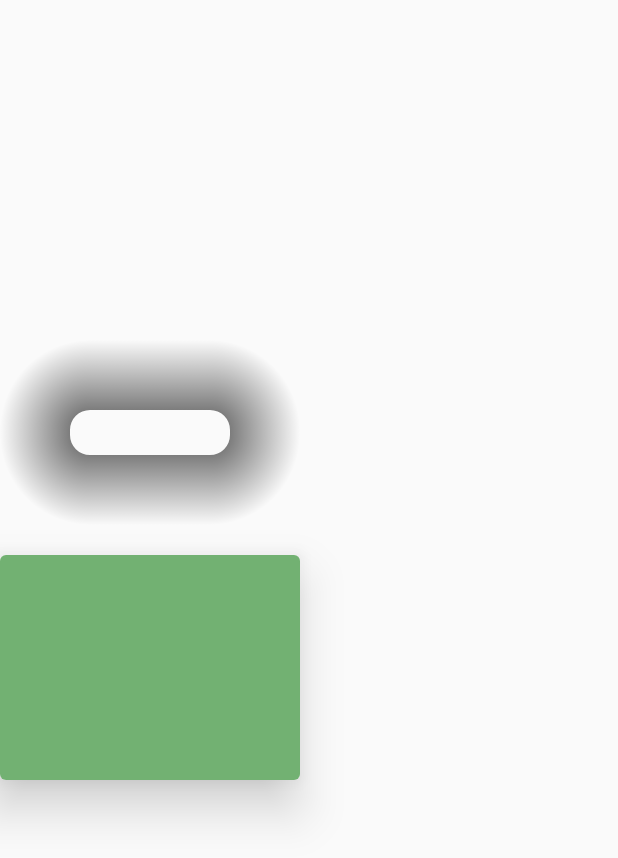
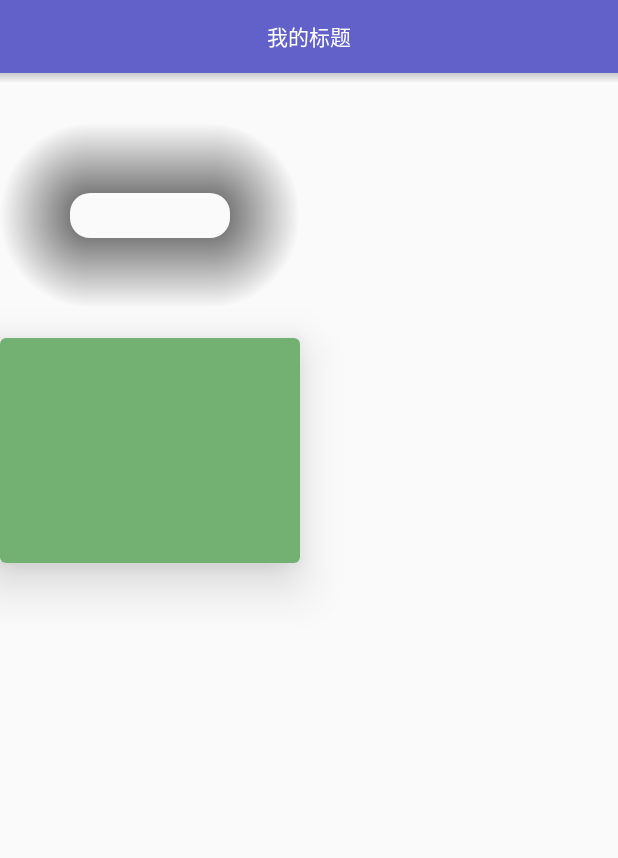
Before and after one commit to Hitomis/CrazyShadow, an Android app: the screen it shows after launch (MainActivity), on a phone screen of 412 x 824 dp. Shown: the top 858 px of the screen. Run offline under Robolectric (Android 15) with nearby library versions, the phone set to English and light mode, and no system bars.

```diff
--- a/app/src/main/java/com/hitomi/crazyshadow/MainActivity.java
+++ b/app/src/main/java/com/hitomi/crazyshadow/MainActivity.java
@@ -16,6 +16,15 @@ public class MainActivity extends AppCompatActivity {
 
         new CrazyShadow.Builder()
                 .setContext(this)
+                .setDirection(CrazyShadowDirection.BOTTOM)
+                .setShadowRadius(10)
+                .setBackground(Color.BLUE)
+                .setImpl(CrazyShadow.IMPL_WRAPPER)
+                .action(findViewById(R.id.relay_title));
+
+
+        new CrazyShadow.Builder()
+                .setContext(this)
                 .setDirection(CrazyShadowDirection.ALL)
                 .setShadowRadius(40)
                 .setCorner(20)
@@ -23,7 +32,5 @@ public class MainActivity extends AppCompatActivity {
                 .setImpl(CrazyShadow.IMPL_DRAWABLE)
                 .action(findViewById(R.id.frame_layout));
 
-
-//        findViewById(R.id.frame).setBackgroundDrawable(new RoundRectShadowDrawable(Color.TRANSPARENT, 6, 20, 20));
     }
 }
--- a/app/src/main/res/layout/activity_main.xml
+++ b/app/src/main/res/layout/activity_main.xml
@@ -7,17 +7,26 @@
     android:orientation="vertical"
     tools:context="com.hitomi.crazyshadow.MainActivity">
 
-    <FrameLayout
-        android:id="@+id/frame"
-        android:layout_width="200dp"
-        android:layout_height="200dp" />
+    <RelativeLayout
+        android:id="@+id/relay_title"
+        android:layout_width="match_parent"
+        android:layout_height="55dp"
+        android:background="#6161c9">
 
+        <TextView
+            android:layout_width="wrap_content"
+            android:layout_height="wrap_content"
+            android:layout_centerInParent="true"
+            android:text="我的标题"
+            android:textColor="@android:color/white" />
+
+    </RelativeLayout>
 
     <FrameLayout
         android:id="@+id/frame_layout"
         android:layout_width="200dp"
         android:layout_height="150dp"
-        android:background="#98a789"></FrameLayout>
+        android:background="#98a789" />
 
     <android.support.v7.widget.CardView
         android:layout_width="200dp"
--- a/cslibrary/src/main/java/com/hitomi/cslibrary/CrazyShadow.java
+++ b/cslibrary/src/main/java/com/hitomi/cslibrary/CrazyShadow.java
@@ -33,7 +33,7 @@ public class CrazyShadow {
 
     private ShadowHandler shadowHandler;
 
-    public CrazyShadow(Context context) {
+    private CrazyShadow(Context context) {
         this.context = context;
     }
 
--- a/cslibrary/src/main/java/com/hitomi/cslibrary/floatable/ShadowFloater.java
+++ b/cslibrary/src/main/java/com/hitomi/cslibrary/floatable/ShadowFloater.java
@@ -1,7 +1,9 @@
 package com.hitomi.cslibrary.floatable;
 
+import android.content.Context;
 import android.view.View;
 
+import com.hitomi.cslibrary.CrazyShadowAttr;
 import com.hitomi.cslibrary.ShadowHandler;
 
 /**
@@ -9,6 +11,15 @@ import com.hitomi.cslibrary.ShadowHandler;
  */
 public class ShadowFloater implements ShadowHandler {
 
+    private CrazyShadowAttr attr;
+
+    private Context context;
+
+    public ShadowFloater(Context context, CrazyShadowAttr attr) {
+        this.context = context;
+        this.attr = attr;
+    }
+
     @Override
     public void makeShadow(View view) {
 
```
